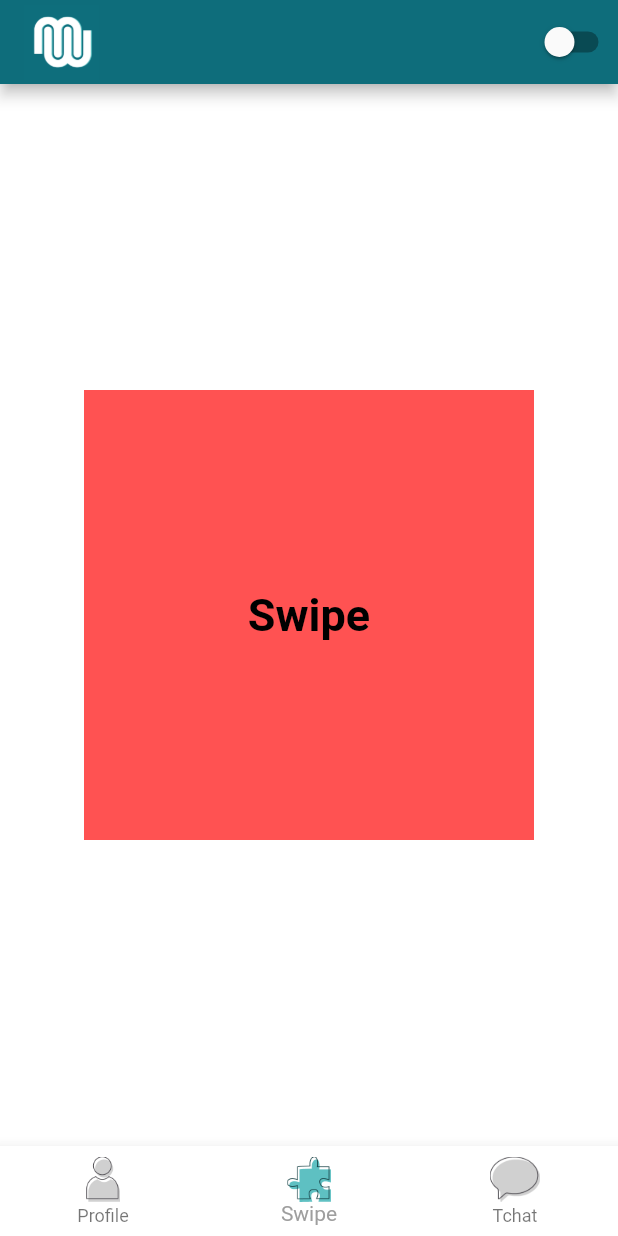
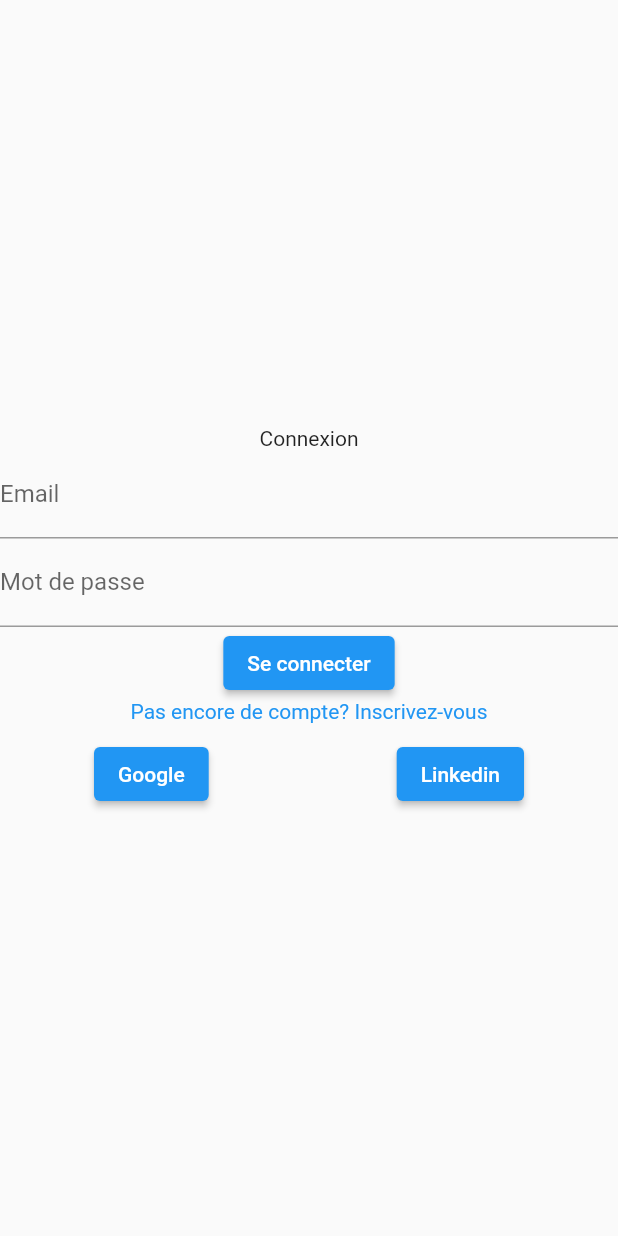
Before and after one commit to ynov-lyon-mobilite-20-21/MatchWork, a Flutter app: the screen it shows after launch, on a phone screen of 412 x 824 dp. Run offline on Flutter 3.47's test engine with Material 2 defaults, Android fonts, the phone set to English and light mode, and no system bars; our stand-ins replace email_validator, firebase_auth, firebase_core, google_sign_in, package_info, shared_preferences; accounts and stored records are empty.

Commit message:
Connexion et Inscription via email et mot de passe

```diff
--- a/lib/main.dart
+++ b/lib/main.dart
@@ -1,17 +1,41 @@
+import 'package:firebase_core/firebase_core.dart';
 import 'package:flutter/material.dart';
 import 'package:flutter/services.dart';
+import 'package:match_work/provider/navigation_provider.dart';
 import 'package:match_work/provider/theme_provider.dart';
+import 'package:match_work/services/authentication_service.dart';
+import 'package:match_work/view/splashscreen.dart';
 import 'package:provider/provider.dart';
-import 'package:match_work/provider/navigation_provider.dart';
-import 'package:match_work/view/splashscreen.dart';
 
-void main() => runApp(MultiProvider(
+void main() {
+  return runApp(Test());
+}
+
+class Test extends StatelessWidget {
+  @override
+  Widget build(BuildContext context) {
+    return FutureBuilder(
+      future: Firebase.initializeApp(),
+      builder: (context, snapshot) {
+        if (snapshot.connectionState == ConnectionState.done) {
+          return MultiProvider(
             providers: [
               ChangeNotifierProvider(create: (_) => NavigationProvider()),
               ChangeNotifierProvider(create: (context) => ThemeProvider()),
+              Provider.value(value: AuthenticationService()),
+              StreamProvider(
+                  create: (context) =>
+                      Provider.of<AuthenticationService>(context, listen: false)
+                          .user),
             ],
             child: App(),
-));
+          );
+        }
+        return Container();
+      },
+    );
+  }
+}
 
 class App extends StatelessWidget {
   @override
@@ -20,7 +44,7 @@ class App extends StatelessWidget {
       DeviceOrientation.portraitUp,
     ]);
     return Consumer<ThemeProvider>(
-        builder: (context, theme, _) =>  MaterialApp(
+        builder: (context, theme, _) => MaterialApp(
               onGenerateRoute: NavigationProvider.of(context).onGenerateRoute,
               debugShowCheckedModeBanner: false,
               home: SplashScreen(),
--- /dev/null
+++ b/lib/services/authentication_service.dart
@@ -0,0 +1,72 @@
+import 'dart:async';
+
+import 'package:firebase_auth/firebase_auth.dart';
+import 'package:google_sign_in/google_sign_in.dart';
+
+class AuthenticationService {
+  StreamController<User> _userController = StreamController<User>();
+  Stream<User> get user => _userController.stream;
+
+  FirebaseAuth _auth = FirebaseAuth.instance;
+
+  AuthenticationService() {
+    _auth.authStateChanges().listen((User user) => _userController.add(user));
+  }
+
+  Future<String> registrationWithEmailAndPassword(
+      String email, String password) async {
+    try {
+      await _auth.createUserWithEmailAndPassword(
+          email: email, password: password);
+      return null;
+    } on FirebaseAuthException catch (e) {
+      if (e.code == 'weak-password') {
+        return 'Le mot de passe n\'est pas assez long.';
+      } else if (e.code == 'email-already-in-use') {
+        return 'Cet email est déjà utilisé.';
+      }
+    } catch (e) {
+      print(e);
+    }
+    return _auth.currentUser != null ? null : 'Erreur';
+  }
+
+  Future<String> signInWithEmailAndPassword(
+      String email, String password) async {
+    try {
+      await _auth.signInWithEmailAndPassword(email: email, password: password);
+      return null;
+    } on FirebaseAuthException catch (e) {
+      if (e.code == 'user-not-found') {
+        return 'Aucun utilisateur trouvé avec cet email.';
+      } else if (e.code == 'wrong-password') {
+        return 'Mot de passe incorrect.';
+      }
+    }
+    return _auth.currentUser != null ? null : 'Erreur';
+  }
+
+  Future<String> signInWithGoogle() async {
+    // Trigger the authentication flow
+    final GoogleSignInAccount googleUser = await GoogleSignIn().signIn();
+
+    // Obtain the auth details from the request
+    final GoogleSignInAuthentication googleAuth =
+        await googleUser.authentication;
+
+    // Create a new credential
+    final GoogleAuthCredential credential = GoogleAuthProvider.credential(
+      accessToken: googleAuth.accessToken,
+      idToken: googleAuth.idToken,
+    );
+
+    // Once signed in, return the UserCredential
+    await _auth.signInWithCredential(credential);
+
+    return _auth.currentUser != null ? null : 'Erreur';
+  }
+
+  Future signOut() async {
+    await _auth.signOut();
+  }
+}
--- /dev/null
+++ b/lib/utils/form_validators.dart
@@ -0,0 +1,25 @@
+import 'package:email_validator/email_validator.dart';
+
+class FormValidators {
+  static String isNotEmpty(String value, [String message]) {
+    if (value.isEmpty) {
+      return message == null ? 'Veuillez entrer une valeur' : message;
+    }
+    return null;
+  }
+
+  static String isEmail(String value, [String message]) {
+    if (!EmailValidator.validate(value)) {
+      return message == null ? 'Adresse email non valide' : message;
+    }
+    return null;
+  }
+
+  static String isSameValue(String value, String confirmation,
+      [String message]) {
+    if (value == confirmation) {
+      return message == null ? 'Les valeurs ne correspondent pas' : message;
+    }
+    return null;
+  }
+}
--- /dev/null
+++ b/lib/view/login_view.dart
@@ -0,0 +1,122 @@
+import 'package:flutter/cupertino.dart';
+import 'package:flutter/material.dart';
+import 'package:match_work/view/root.dart';
+import 'package:match_work/viewmodels/login_view_model.dart';
+import 'package:provider/provider.dart';
+
+class LoginView extends StatefulWidget {
+  @override
+  _LoginViewState createState() => _LoginViewState();
+}
+
+class _LoginViewState extends State<LoginView> {
+  final _formKey = GlobalKey<FormState>();
+  TextEditingController _emailController = TextEditingController();
+  TextEditingController _passwordController = TextEditingController();
+  TextEditingController _confirmationController = TextEditingController();
+
+  @override
+  Widget build(BuildContext context) {
+    return Scaffold(
+      body: ChangeNotifierProvider<LoginViewModel>.value(
+        value: LoginViewModel(authenticationService: Provider.of(context)),
+        child: Consumer<LoginViewModel>(
+          builder: (context, model, child) => Center(
+            child: Column(
+              mainAxisAlignment: MainAxisAlignment.center,
+              children: [
+                Form(
+                  key: _formKey,
+                  child: Column(
+                    children: [
+                      Text(model.isRegistration ? "Inscription" : "Connexion"),
+                      TextFormField(
+                        controller: _emailController,
+                        decoration: InputDecoration(labelText: "Email"),
+                        validator: (value) => model.emailValidator(value),
+                      ),
+                      TextFormField(
+                        obscureText: true,
+                        controller: _passwordController,
+                        decoration: InputDecoration(labelText: "Mot de passe"),
+                        validator: (value) => model.passwordValidator(value),
+                      ),
+                      model.isRegistration
+                          ? TextFormField(
+                              obscureText: true,
+                              controller: _confirmationController,
+                              decoration:
+                                  InputDecoration(labelText: "Confirmation"),
+                              validator: (value) => model.confirmationValidator(
+                                  _passwordController.text, value),
+                            )
+                          : Container(),
+                      model.busy
+                          ? CircularProgressIndicator()
+                          : ElevatedButton(
+                              child: Text(model.isRegistration
+                                  ? 'S\'inscrire'
+                                  : 'Se connecter'),
+                              onPressed: () async {
+                                String email = _emailController.text;
+                                String password = _passwordController.text;
+                                bool success = model.isRegistration
+                                    ? await model
+                                        .registrationWithEmailAndPassword(
+                                            email, password)
+                                    : await model.loginWithEmailAndPassword(
+                                        email, password);
+                                validate(context, success, model.error);
+                              },
+                            ),
+                      InkWell(
+                        onTap: () =>
+                            model.isRegistration = !model.isRegistration,
+                        child: Text(
+                          model.isRegistration
+                              ? "Vous avez déjà un compte? Connectez-vous"
+                              : "Pas encore de compte? Inscrivez-vous",
+                          style: TextStyle(color: Colors.blue),
+                        ),
+                      )
+                    ],
+                  ),
+                ),
+                SizedBox(
+                  height: 10.0,
+                ),
+                Row(
+                  mainAxisAlignment: MainAxisAlignment.spaceAround,
+                  children: [
+                    ElevatedButton(
+                      child: Text("Google"),
+                      onPressed: () async {
+                        bool success = await model.loginWithGoogle();
+                        validate(context, success, model.error);
+                      },
+                    ),
+                    ElevatedButton(
+                      child: Text("Linkedin"),
+                      onPressed: () => null,
+                    ),
+                  ],
+                )
+              ],
+            ),
+          ),
+        ),
+      ),
+    );
+  }
+
+  void validate(BuildContext context, bool success, String error) {
+    if (success) {
+      Navigator.of(context)
+          .push(MaterialPageRoute(builder: (context) => Root()));
+    } else {
+      Scaffold.of(context).showSnackBar(SnackBar(
+        content: Text(error),
+      ));
+    }
+  }
+}
--- a/lib/view/splashscreen.dart
+++ b/lib/view/splashscreen.dart
@@ -3,7 +3,7 @@ import 'dart:async';
 import 'package:flutter/cupertino.dart';
 import 'package:flutter/material.dart';
 import 'package:match_work/utils/helpers.dart';
-import 'package:match_work/view/root.dart';
+import 'package:match_work/view/login_view.dart';
 import 'package:package_info/package_info.dart';
 
 class SplashScreen extends StatefulWidget {
@@ -43,8 +43,8 @@ class _SplashScreenState extends State<SplashScreen> {
   }
 
   void navigationPage() {
-    Navigator.pushReplacement(
-        context, MaterialPageRoute(builder: (BuildContext context) => Root()));
+    Navigator.pushReplacement(context,
+        MaterialPageRoute(builder: (BuildContext context) => LoginView()));
   }
 
   @override
--- /dev/null
+++ b/lib/viewmodels/login_view_model.dart
@@ -0,0 +1,67 @@
+import 'package:flutter/foundation.dart';
+import 'package:match_work/services/authentication_service.dart';
+import 'package:match_work/utils/form_validators.dart';
+
+class LoginViewModel extends ChangeNotifier {
+  AuthenticationService _authenticationService;
+  bool _busy = false;
+  String error;
+  bool _isRegistration = false;
+
+  bool get isRegistration => _isRegistration;
+
+  set isRegistration(bool value) {
+    _isRegistration = value;
+    notifyListeners();
+  }
+
+  bool get busy => _busy;
+
+  set busy(bool value) {
+    _busy = value;
+    notifyListeners();
+  }
+
+  LoginViewModel({@required AuthenticationService authenticationService})
+      : _authenticationService = authenticationService;
+
+  Future<bool> loginWithEmailAndPassword(String email, String password) async {
+    busy = true;
+    error = await _authenticationService.signInWithEmailAndPassword(
+        email, password);
+    busy = false;
+    return error == null;
+  }
+
+  Future<bool> loginWithGoogle() async {
+    busy = true;
+    error = await _authenticationService.signInWithGoogle();
+    busy = false;
+    return error == null;
+  }
+
+  Future<bool> registrationWithEmailAndPassword(
+      String email, String password) async {
+    busy = true;
+    error = await _authenticationService.registrationWithEmailAndPassword(
+        email, password);
+    busy = false;
+    return error == null;
+  }
+
+  String emailValidator(String email) {
+    String error = FormValidators.isNotEmpty(email);
+    return error != null ? error : FormValidators.isEmail(email);
+  }
+
+  String passwordValidator(String password) {
+    return FormValidators.isNotEmpty(password);
+  }
+
+  String confirmationValidator(String password, String confirmation) {
+    String error = FormValidators.isNotEmpty(confirmation);
+    return error != null
+        ? error
+        : FormValidators.isSameValue(password, confirmation);
+  }
+}
--- a/pubspec.yaml
+++ b/pubspec.yaml
@@ -36,6 +36,10 @@ dev_dependencies:
   flutter_launcher_icons: "^0.8.1"
   flutter_launcher_name: "^0.0.1"
   shared_preferences: ^0.5.12+4
+  firebase_core: ^0.5.2
+  firebase_auth: ^0.18.3
+  email_validator: ^1.0.6
+  google_sign_in: ^4.5.6
 
 flutter_icons:
   image_path: "lib/images/splash.png"
```
Also changed, not shown: pubspec.lock, 3 other files. Lines whose indentation alone changed are shown as unchanged.
